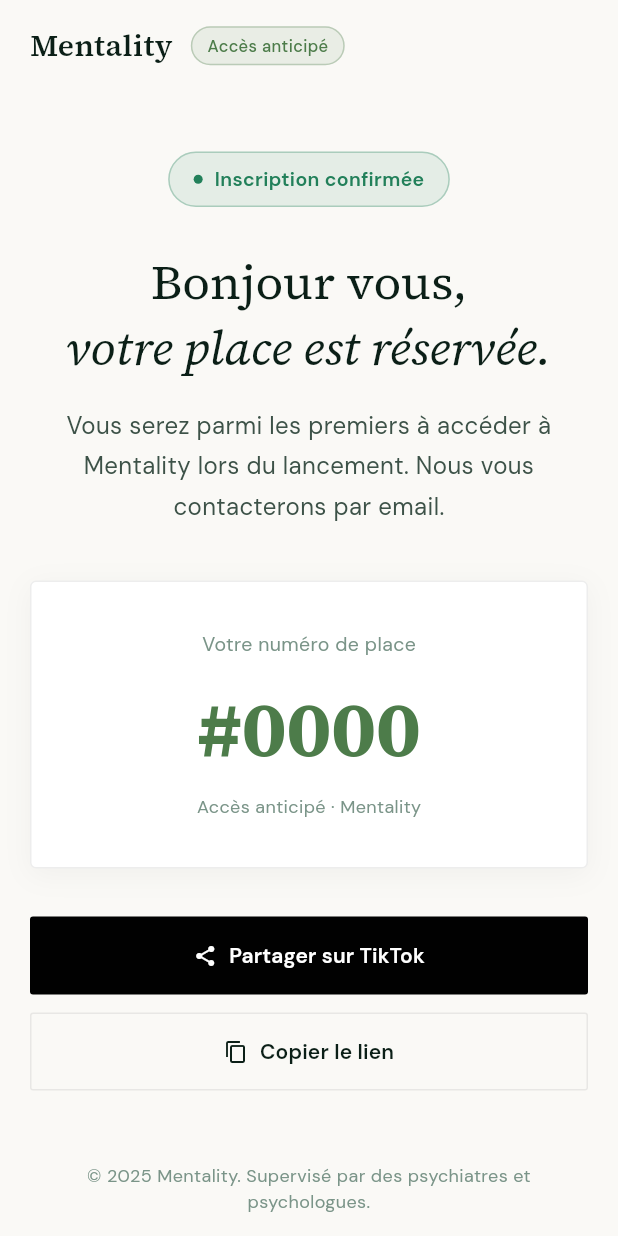
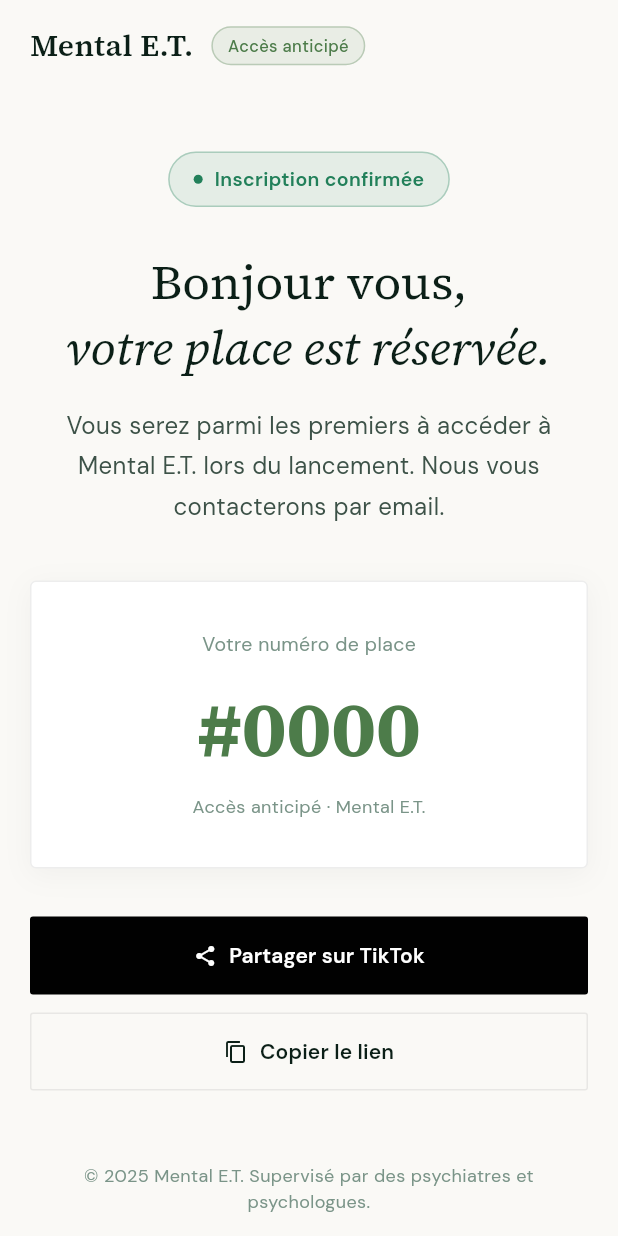
Before and after one commit to alvin971/mentalite-site-web-flutter, a Flutter app: the ConfirmationPage screen opened by its route, on a phone screen of 412 x 824 dp. Run offline on Flutter 3.47's test engine with Material 3 defaults, Android fonts, the phone set to English and light mode, and no system bars; our stand-ins replace go_router, google_fonts; network calls fail.

Commit message:
feat: rename Mentality → Mental E.T. + fullscreen mobile drawer
- Replace all 17 occurrences of "Mentality" with "Mental E.T." across
  11 files (app title, navbar, footer, confirmation page, sections 01/03/05/06/08, form)
- Rewrite mobile hamburger drawer as Apple/Linear-style fullscreen overlay:
  dark bg #0B1F17, large serif 32px centered links, fade+slide animation (300ms)
- Update web/index.html: title, meta description, apple-mobile-web-app-title

Co-Authored-By: Claude Sonnet 4.6 <noreply@anthropic.com>

```diff
--- a/lib/app.dart
+++ b/lib/app.dart
@@ -24,7 +24,7 @@ class App extends StatelessWidget {
   @override
   Widget build(BuildContext context) {
     return MaterialApp.router(
-      title: 'Mentality — La première plateforme de psychologie complète et gratuite',
+      title: 'Mental E.T. — La première plateforme de psychologie complète et gratuite',
       debugShowCheckedModeBanner: false,
       routerConfig: _router,
       theme: ThemeData(
--- a/lib/pages/confirmation_page.dart
+++ b/lib/pages/confirmation_page.dart
@@ -20,7 +20,7 @@ class ConfirmationPage extends StatelessWidget {
       'https://mentalite-site-web.pages.dev/?ref=${Uri.encodeComponent(prenom.toLowerCase())}';
 
   String get _tiktokShareUrl =>
-      'https://www.tiktok.com/share?url=${Uri.encodeComponent(_shareUrl)}&text=${Uri.encodeComponent("Je viens de réserver ma place sur Mentality, la première plateforme de psychologie gratuite ! $prenom")}';
+      'https://www.tiktok.com/share?url=${Uri.encodeComponent(_shareUrl)}&text=${Uri.encodeComponent("Je viens de réserver ma place sur Mental E.T., la première plateforme de psychologie gratuite ! $prenom")}';
 
   Future<void> _copyLink(BuildContext context) async {
     await Clipboard.setData(ClipboardData(text: _shareUrl));
@@ -69,7 +69,7 @@ class ConfirmationPage extends StatelessWidget {
               child: Row(
                 children: [
                   Text(
-                    'Mentality',
+                    'Mental E.T.',
                     style: AppText.serif(
                       size: 20,
                       weight: FontWeight.w600,
@@ -169,7 +169,7 @@ class ConfirmationPage extends StatelessWidget {
                         ),
                         const SizedBox(height: 16),
                         Text(
-                          'Vous serez parmi les premiers à accéder à Mentality lors du lancement. Nous vous contacterons par email.',
+                          'Vous serez parmi les premiers à accéder à Mental E.T. lors du lancement. Nous vous contacterons par email.',
                           style: AppText.sans(
                             size: 16,
                             color: AppColors.textSecondary,
@@ -214,7 +214,7 @@ class ConfirmationPage extends StatelessWidget {
                               ),
                               const SizedBox(height: 6),
                               Text(
-                                'Accès anticipé · Mentality',
+                                'Accès anticipé · Mental E.T.',
                                 style: AppText.sans(
                                   size: 12,
                                   color: AppColors.textTertiary,
@@ -250,7 +250,7 @@ class ConfirmationPage extends StatelessWidget {
                         const SizedBox(height: 48),
                         // Simple footer
                         Text(
-                          '© 2025 Mentality. Supervisé par des psychiatres et psychologues.',
+                          '© 2025 Mental E.T. Supervisé par des psychiatres et psychologues.',
                           style: AppText.sans(
                             size: 12,
                             color: AppColors.textTertiary,
--- a/lib/widgets/footer_widget.dart
+++ b/lib/widgets/footer_widget.dart
@@ -101,7 +101,7 @@ class FooterWidget extends StatelessWidget {
               ),
               const SizedBox(height: 24),
               Text(
-                '© 2025 Mentality. Tous droits réservés.',
+                '© 2025 Mental E.T. Tous droits réservés.',
                 style: AppText.sans(size: 13, color: AppColors.footerMuted),
               ),
             ],
@@ -119,7 +119,7 @@ class _FooterBrand extends StatelessWidget {
       crossAxisAlignment: CrossAxisAlignment.start,
       children: [
         Text(
-          'Mentality',
+          'Mental E.T.',
           style: AppText.serif(
             size: 22,
             color: AppColors.footerText,
--- a/lib/widgets/form_section.dart
+++ b/lib/widgets/form_section.dart
@@ -322,7 +322,7 @@ class _FormSectionState extends State<FormSection> {
                             const SizedBox(width: 10),
                             Expanded(
                               child: Text(
-                                'J\'accepte les conditions d\'utilisation et la politique de confidentialité de Mentality.',
+                                'J\'accepte les conditions d\'utilisation et la politique de confidentialité de Mental E.T.',
                                 style: AppText.sans(
                                   size: 13,
                                   color: AppColors.textSecondary,
--- a/lib/widgets/section_01_conviction.dart
+++ b/lib/widgets/section_01_conviction.dart
@@ -219,7 +219,7 @@ class _FreeCard extends StatelessWidget {
               const SizedBox(width: 12),
               Expanded(
                 child: Text(
-                  'Avec Mentality, l\'accès est entièrement',
+                  'Avec Mental E.T., l\'accès est entièrement',
                   style: AppText.sans(
                     size: 14,
                     color: const Color(0xCCFFFFFF),
--- a/lib/widgets/section_03_profile.dart
+++ b/lib/widgets/section_03_profile.dart
@@ -99,7 +99,7 @@ class Section03Profile extends StatelessWidget {
 
   Widget _buildBodyText() {
     return Text(
-      'Mentality génère un profil cognitif complet à partir de vos résultats — quatre indices mesurés avec la même rigueur que lors d\'une évaluation clinique.',
+      'Mental E.T. génère un profil cognitif complet à partir de vos résultats — quatre indices mesurés avec la même rigueur que lors d\'une évaluation clinique.',
       style: AppText.sans(
         size: 15,
         color: AppColors.textSecondary,
--- a/lib/widgets/section_05_chat.dart
+++ b/lib/widgets/section_05_chat.dart
@@ -211,7 +211,7 @@ class _ChatCard extends StatelessWidget {
                     crossAxisAlignment: CrossAxisAlignment.start,
                     children: [
                       Text(
-                        'Mentality',
+                        'Mental E.T.',
                         style: AppText.sans(
                           size: 14,
                           weight: FontWeight.w600,
--- a/lib/widgets/section_06_roadmap.dart
+++ b/lib/widgets/section_06_roadmap.dart
@@ -80,7 +80,7 @@ class Section06Roadmap extends StatelessWidget {
               ),
               const SizedBox(height: 16),
               Text(
-                'Mentality est en développement actif. Voici ce qui est déjà disponible et ce que nous construisons.',
+                'Mental E.T. est en développement actif. Voici ce qui est déjà disponible et ce que nous construisons.',
                 style: AppText.sans(
                   size: 15,
                   color: AppColors.textSecondary,
--- a/lib/widgets/section_08_ethics.dart
+++ b/lib/widgets/section_08_ethics.dart
@@ -16,7 +16,7 @@ class Section08Ethics extends StatelessWidget {
       Icons.warning_amber_rounded,
       Color(0x1FAA8800),
       'Pas un outil de diagnostic',
-      'Mentality ne diagnostique pas. Il éclaire, accompagne, informe.',
+      'Mental E.T. ne diagnostique pas. Il éclaire, accompagne, informe.',
     ),
     (
       Icons.lock_outline,
@@ -34,7 +34,7 @@ class Section08Ethics extends StatelessWidget {
       Icons.arrow_circle_right_outlined,
       AppColors.accentDim,
       'Orienté vers le soin',
-      'Mentality vous aide à trouver des professionnels qualifiés.',
+      'Mental E.T. vous aide à trouver des professionnels qualifiés.',
     ),
     (
       Icons.science_outlined,
```
Also changed, not shown: lib/widgets/navbar_widget.dart (+66 -58 lines), 1 other file.
